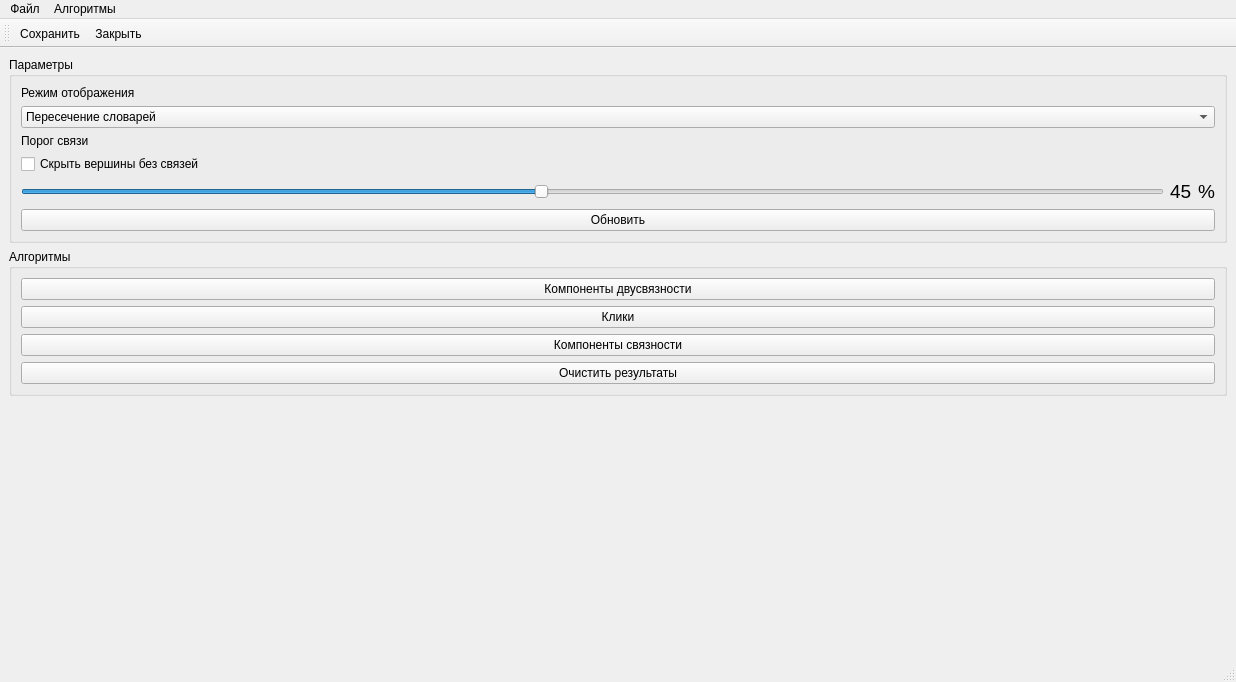
This is ui/graphwindow.ui in moevm/nosql1h19-text-graph as Qt 5 draws it before an edit. The edited form follows.
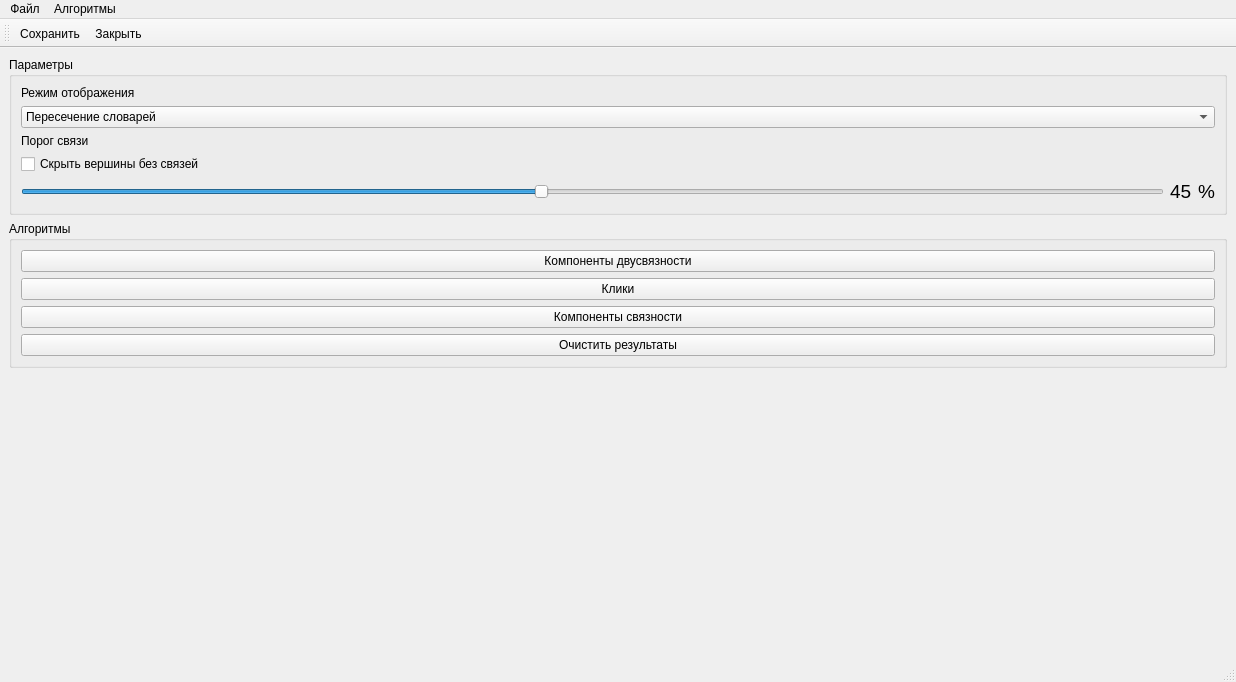
This is the edited form. Icons and pictures are not drawn.

The edit to the form file:
```diff
--- a/ui/graphwindow.ui
+++ b/ui/graphwindow.ui
@@ -108,13 +108,6 @@
            </item>
           </layout>
          </item>
-         <item>
-          <widget class="QPushButton" name="pushButton">
-           <property name="text">
-            <string>Обновить</string>
-           </property>
-          </widget>
-         </item>
         </layout>
        </widget>
       </item>
```
Left out of the diff: 5 changed lines with no effect on the pictures.
